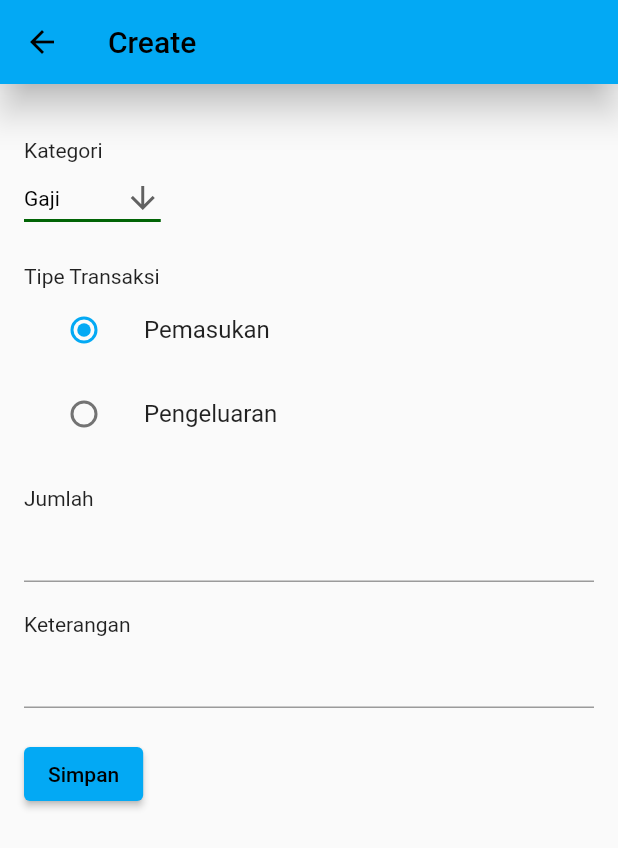
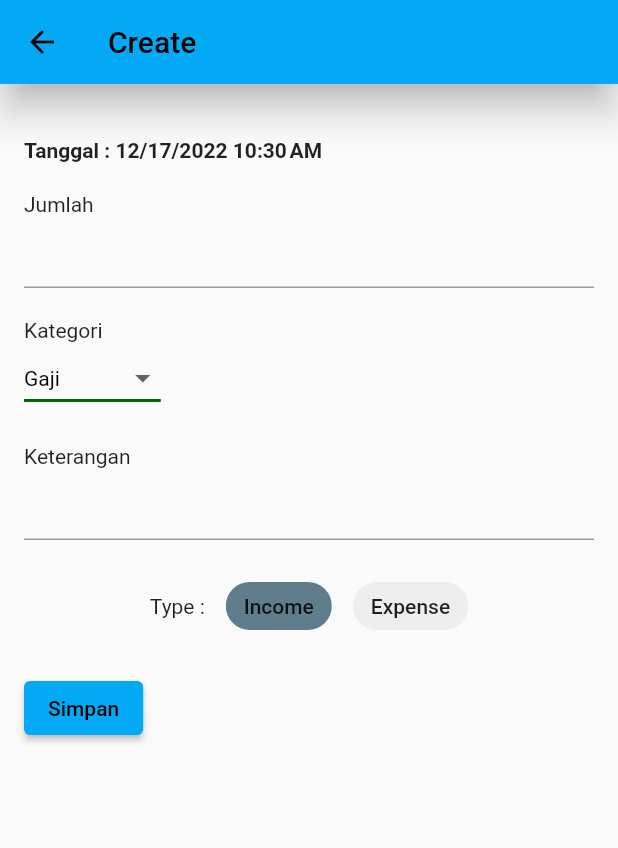
Before and after one commit to vitarahmada/Kel5PMobile, a Flutter app: the screen it shows after launch, after a tap on the "add" icon, on a phone screen of 412 x 824 dp. Shown: the top 848 px of the screen. Run offline on Flutter 3.47's test engine with Material 2 defaults, Android fonts, the phone set to English and light mode, and no system bars; our stand-ins replace sqflite; accounts and stored records are empty.

Commit message:
update file main, create_screen, dan update_screen

```diff
--- a/lib/create_screen.dart
+++ b/lib/create_screen.dart
@@ -2,7 +2,14 @@ import 'package:flutter/material.dart';
 import 'package:intl/intl.dart';
 import 'database_instance.dart';
 
-List<String> list = <String>['Gaji', 'Pemberian', 'Bonus', 'Makanan', 'Pakaian', 'Hiburan'];
+List<String> list = <String>[
+  'Gaji',
+  'Pemberian',
+  'Bonus',
+  'Makanan',
+  'Pakaian',
+  'Hiburan'
+];
 
 class CreateScreen extends StatefulWidget {
   const CreateScreen({Key? key}) : super(key: key);
@@ -14,8 +21,11 @@ class CreateScreen extends StatefulWidget {
 class _CreateScreenState extends State<CreateScreen> {
   DatabaseInstance databaseInstance = DatabaseInstance();
 
-  String formattedDateCreated = (DateFormat.yMd().add_jm().format(DateTime.now()));
-  String formattedDateUpdated = (DateFormat.yMd().add_jm().format(DateTime.now()));
+  String formattedDateCreated =
+      (DateFormat.yMd().add_jm().format(DateTime.now()));
+  String formattedDateUpdated =
+      (DateFormat.yMd().add_jm().format(DateTime.now()));
+  TextEditingController date = TextEditingController();
   TextEditingController ketController = TextEditingController();
   TextEditingController totalController = TextEditingController();
   int _value = 1;
@@ -32,9 +42,9 @@ class _CreateScreenState extends State<CreateScreen> {
   Widget build(BuildContext context) {
     return Scaffold(
         appBar: AppBar(
-            title: Text("Create"),
-            elevation: 10,
-            ),
+          title: const Text("Create"),
+          elevation: 10,
+        ),
         body: SingleChildScrollView(
           child: SafeArea(
               child: Padding(
@@ -42,18 +52,37 @@ class _CreateScreenState extends State<CreateScreen> {
             child: Column(
               crossAxisAlignment: CrossAxisAlignment.start,
               children: [
-                SizedBox(
+                const SizedBox(
                   height: 20,
                 ),
-                Text("Kategori"),
+                Text(
+                  "Tanggal : $formattedDateCreated",
+                  style: const TextStyle(fontWeight: FontWeight.bold),
+                ),
+                /* Text("Tanggal : "),
+                TextField(
+                  controller: date,
+                ), */
+                const SizedBox(
+                  height: 20,
+                ),
+                const Text("Jumlah"),
+                TextField(
+                  controller: totalController,
+                ),
+                const SizedBox(
+                  height: 20,
+                ),
+                const Text("Kategori"),
                 DropdownButton<String>(
                   value: dropdownValue,
-                  icon: const Icon(Icons.arrow_downward),
+                  icon: const Icon(Icons.arrow_drop_down_outlined),
                   elevation: 16,
                   style: const TextStyle(color: Colors.black),
                   underline: Container(
                     height: 2,
-                    color: Color.fromARGB(255, 1, 100, 5),
+                    width: 10,
+                    color: const Color.fromARGB(255, 1, 100, 5),
                   ),
                   onChanged: (String? value) {
                     setState(() {
@@ -67,12 +96,8 @@ class _CreateScreenState extends State<CreateScreen> {
                     );
                   }).toList(),
                 ),
-                SizedBox(
-                  height: 20,
-                ),
-                Text("Tipe Transaksi"),
-                ListTile(
-                  title: Text("Pemasukan"),
+                /* ListTile(
+                  title: const Text("Pemasukan"),
                   leading: Radio(
                       groupValue: _value,
                       value: 1,
@@ -83,7 +108,7 @@ class _CreateScreenState extends State<CreateScreen> {
                       }),
                 ),
                 ListTile(
-                  title: Text("Pengeluaran"),
+                  title: const Text("Pengeluaran"),
                   leading: Radio(
                       groupValue: _value,
                       value: 2,
@@ -92,42 +117,73 @@ class _CreateScreenState extends State<CreateScreen> {
                           _value = int.parse(value.toString());
                         });
                       }),
-                ),
-                SizedBox(
+                ), */
+                const SizedBox(
                   height: 20,
                 ),
-                Text("Jumlah"),
-                TextField(
-                  controller: totalController,
-                ),
-                SizedBox(
-                  height: 20,
-                ),
-                Text("Keterangan"),
+                const Text("Keterangan"),
                 TextField(
                   controller: ketController,
                 ),
-                SizedBox(
+                const SizedBox(
+                  height: 20,
+                ),
+                /*
+                const Text("Tipe Transaksi"), */
+                Row(
+                  mainAxisAlignment: MainAxisAlignment.center,
+                  children: [
+                    const Text('Type :'),
+                    const SizedBox(
+                      width: 14,
+                    ),
+                    GestureDetector(
+                      onTap: () {
+                        _value = 1;
+
+                        setState(() {});
+                      },
+                      child: Chip(
+                          backgroundColor:
+                              _value == 1 ? Colors.blueGrey : Colors.grey[200],
+                          label: const Text('Income')),
+                    ),
+                    const SizedBox(
+                      width: 14,
+                    ),
+                    GestureDetector(
+                      onTap: () {
+                        _value = 2;
+                        setState(() {});
+                      },
+                      child: Chip(
+                          backgroundColor:
+                              _value == 2 ? Colors.blueGrey : Colors.grey[200],
+                          label: const Text('Expense')),
+                    )
+                  ],
+                ),
+                const SizedBox(
                   height: 20,
                 ),
                 ElevatedButton(
                     onPressed: () async {
-                      color:
                       Colors.black;
                       int total = int.parse(totalController.text);
                       await databaseInstance.insert({
-                        'ket' : ketController.text,
+                        'ket': ketController.text,
                         'kategori': dropdownValue,
                         'type': _value,
                         'total': total,
                         'created_at': formattedDateCreated,
                         'updated_at': formattedDateUpdated,
                       });
-                      setState((){});
+                      setState(() {});
                       //print("sudah masuk : " + idInsert.toString());
+                      // ignore: use_build_context_synchronously
                       Navigator.pop(context);
                     },
-                    child: Text("Simpan")),
+                    child: const Text("Simpan")),
               ],
             ),
           )),
--- a/lib/main.dart
+++ b/lib/main.dart
@@ -6,13 +6,15 @@ void main() {
 }
 
 class MyApp extends StatelessWidget {
+  const MyApp({super.key});
+
   @override
   Widget build(BuildContext context) {
     return MaterialApp(
       debugShowCheckedModeBanner: false,
       title: "Catatan Keuangan",
       theme: ThemeData(primarySwatch: Colors.lightBlue),
-      home: MyHomePage(),
+      home: const MyHomePage(),
     );
   }
 }
```
Also changed, not shown: lib/update_screen.dart (+66 -25 lines).
